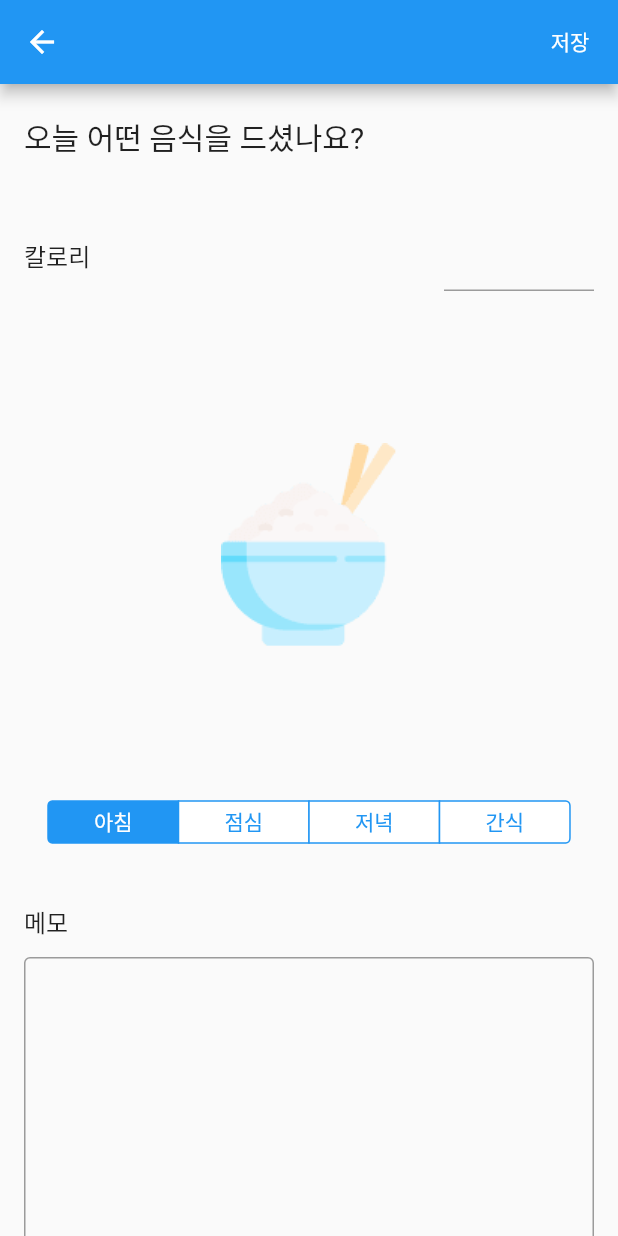
After one commit to Bepo0328/eyes_in_body_app, a Flutter app: the FoodAddPage screen opened directly, after a tap on "아침", on a phone screen of 412 x 824 dp. The commit adds this screen. Run offline on Flutter 3.47's test engine with Material 2 defaults, Android fonts, the phone set to English and light mode, and no system bars; our stand-ins replace sqflite; missing offline and left inert: multi_image_picker2; accounts and stored records are empty.

Commit message:
EyesInBodyApp: Create Food Record Page

```diff
--- a/lib/data/database.dart
+++ b/lib/data/database.dart
@@ -42,7 +42,7 @@ class DatabaseHelper {
       type INTEGER DEFAULT 0,
       kcal INTEGER DEFAULT 0,
       image String,
-      memo String,
+      memo String
     )
     ''');
     await db.execute('''
@@ -52,7 +52,7 @@ class DatabaseHelper {
       time INTEGER DEFAULT 0,
       image String,
       name String,
-      memo String,
+      memo String
     )
     ''');
     await db.execute('''
@@ -60,7 +60,7 @@ class DatabaseHelper {
       id INTEGER PRIMARY KEY AUTOINCREMENT,
       date INTEGER DEFAULT 0,
       weight INTEGER DEFAULT 0,
-      image String,
+      image String
     )
     ''');
   }
--- /dev/null
+++ b/lib/utils.dart
@@ -0,0 +1,18 @@
+class Utils {
+  static String makeTwoDigit(int number) {
+    return number.toString().padLeft(2, '0');
+  }
+
+  static int getFormTime(DateTime time) {
+    return int.parse(
+        '${time.year}${makeTwoDigit(time.month)}${makeTwoDigit(time.day)}');
+  }
+
+  static DateTime stringToDateTime(String date) {
+    int year = int.parse(date.substring(0, 4));
+    int month = int.parse(date.substring(4, 6));
+    int day = int.parse(date.substring(6, 8));
+
+    return DateTime(year, month, day);
+  }
+}
--- /dev/null
+++ b/lib/view/food.dart
@@ -0,0 +1,180 @@
+import 'package:eyes_in_body_app/data/data.dart';
+import 'package:eyes_in_body_app/data/database.dart';
+import 'package:flutter/cupertino.dart';
+import 'package:flutter/material.dart';
+import 'package:flutter/services.dart';
+import 'package:multi_image_picker2/multi_image_picker2.dart';
+
+class FoodAddPage extends StatefulWidget {
+  const FoodAddPage({Key? key, required this.food}) : super(key: key);
+
+  final Food food;
+
+  @override
+  _FoodAddPageState createState() => _FoodAddPageState();
+}
+
+class _FoodAddPageState extends State<FoodAddPage> {
+  TextEditingController kcalController = TextEditingController();
+  TextEditingController memoController = TextEditingController();
+
+  Food get food => widget.food;
+
+  @override
+  Widget build(BuildContext context) {
+    return Scaffold(
+      appBar: AppBar(
+        actions: [
+          TextButton(
+            onPressed: () async {
+              food.memo = memoController.text;
+              food.kcal = int.tryParse(kcalController.text) ?? 0;
+
+              final dbHelper = DatabaseHelper.instance;
+              await dbHelper.insertFood(food);
+              Navigator.pop(context);
+            },
+            child: const Text('저장',
+            style: TextStyle(color: Colors.white),
+            ),
+          ),
+        ],
+      ),
+      body: Container(
+        child: ListView.builder(
+          itemBuilder: (ctx, idx) {
+            if (idx == 0) {
+              return Container(
+                margin: const EdgeInsets.symmetric(
+                    horizontal: 16.0, vertical: 20.0),
+                child: const Text(
+                  '오늘 어떤 음식을 드셨나요?',
+                  style: TextStyle(fontSize: 20.0),
+                ),
+              );
+            } else if (idx == 1) {
+              return Container(
+                margin: const EdgeInsets.symmetric(
+                  horizontal: 16.0,
+                  vertical: 20.0,
+                ),
+                child: Row(
+                  mainAxisAlignment: MainAxisAlignment.spaceBetween,
+                  children: [
+                    const Text(
+                      '칼로리',
+                      style: TextStyle(fontSize: 16.0),
+                    ),
+                    Container(
+                      width: 100.0,
+                      child: TextField(
+                        controller: kcalController,
+                        inputFormatters: [
+                          FilteringTextInputFormatter.digitsOnly
+                        ],
+                        keyboardType: TextInputType.number,
+                      ),
+                    ),
+                  ],
+                ),
+              );
+            } else if (idx == 2) {
+              return Container(
+                width: 300.0,
+                height: 300.0,
+                margin: const EdgeInsets.symmetric(
+                  horizontal: 16.0,
+                ),
+                child: Align(
+                  alignment: Alignment.center,
+                  child: InkWell(
+                    onTap: () {
+                      selectImage();
+                    },
+                    child: AspectRatio(
+                      aspectRatio: 1,
+                      child: food.image!.isEmpty
+                          ? Image.asset('assets/img/rice.png')
+                          : AssetThumb(
+                              asset: Asset(food.image, 'food.png', 0, 0),
+                              width: 300,
+                              height: 300,
+                            ),
+                    ),
+                  ),
+                ),
+              );
+            } else if (idx == 3) {
+              return Container(
+                margin: const EdgeInsets.symmetric(
+                  horizontal: 16.0,
+                  vertical: 20.0,
+                ),
+                child: CupertinoSegmentedControl(
+                  children: const {
+                    0: Text('아침'),
+                    1: Text('점심'),
+                    2: Text('저녁'),
+                    3: Text('간식'),
+                  },
+                  onValueChanged: (idx) {
+                    setState(() {
+                      food.type = idx as int?;
+                    });
+                  },
+                  groupValue: food.type,
+                ),
+              );
+            } else if (idx == 4) {
+              return Container(
+                margin: const EdgeInsets.symmetric(
+                  horizontal: 16.0,
+                  vertical: 20.0,
+                ),
+                child: Column(
+                  crossAxisAlignment: CrossAxisAlignment.stretch,
+                  children: [
+                    const Text(
+                      '메모',
+                      style: TextStyle(fontSize: 16.0),
+                    ),
+                    const SizedBox(height: 12.0),
+                    TextField(
+                      maxLines: 10,
+                      minLines: 10,
+                      keyboardType: TextInputType.multiline,
+                      controller: memoController,
+                      decoration: const InputDecoration(
+                        border: OutlineInputBorder(
+                          borderSide: BorderSide(color: Colors.black),
+                        ),
+                      ),
+                    )
+                  ],
+                ),
+              );
+            } else {
+              return Container();
+            }
+          },
+          itemCount: 5,
+        ),
+      ),
+    );
+  }
+
+  Future<void> selectImage() async {
+    final __img = await MultiImagePicker.pickImages(
+      maxImages: 1,
+      enableCamera: true,
+    );
+
+    if (__img.isEmpty) {
+      return;
+    }
+
+    setState(() {
+      food.image = __img.first.identifier;
+    });
+  }
+}
--- a/pubspec.yaml
+++ b/pubspec.yaml
@@ -35,6 +35,7 @@ dependencies:
   # Use with the CupertinoIcons class for iOS style icons.
   cupertino_icons: ^1.0.2
   sqflite: ^2.0.2
+  multi_image_picker2: ^5.0.2
 
 dev_dependencies:
   flutter_test:
@@ -59,9 +60,8 @@ flutter:
   uses-material-design: true
 
   # To add assets to your application, add an assets section, like this:
-  # assets:
-  #   - images/a_dot_burr.jpeg
-  #   - images/a_dot_ham.jpeg
+  assets:
+    - assets/img/
 
   # An image asset can refer to one or more resolution-specific "variants", see
   # https://flutter.dev/assets-and-images/#resolution-aware.
```
Also changed, not shown: lib/main.dart (+43 -1 lines), assets/img/eyeBody.png (added), assets/img/rice.png (added), assets/img/workout.png (added), pubspec.lock, 1 other file.
